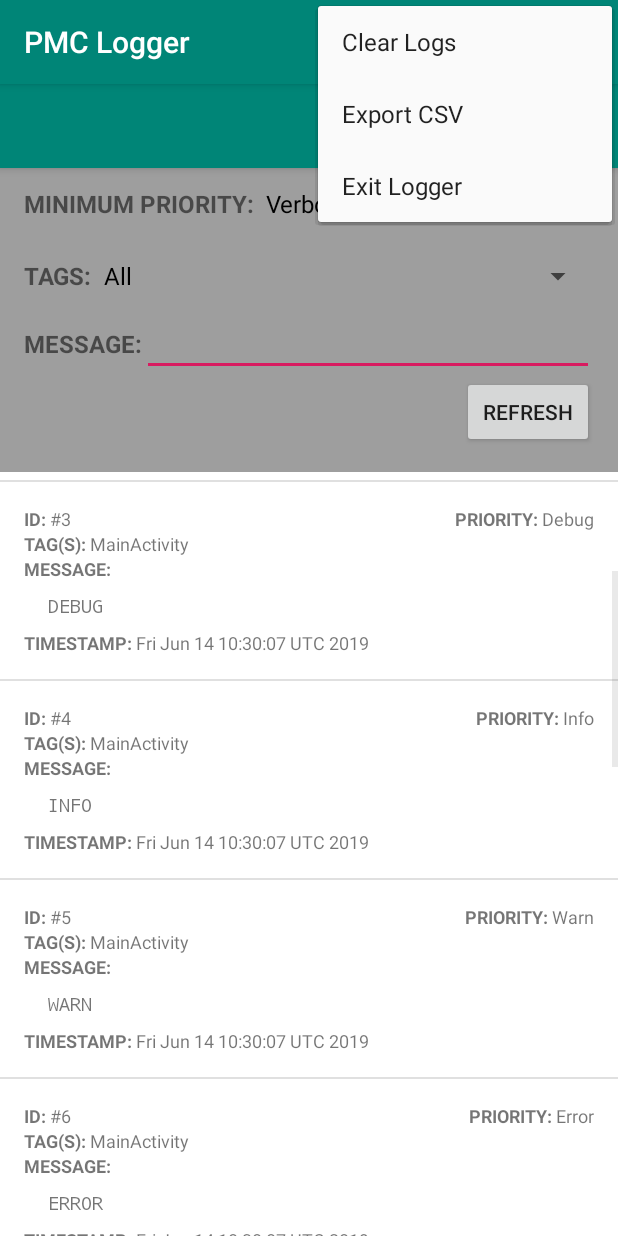
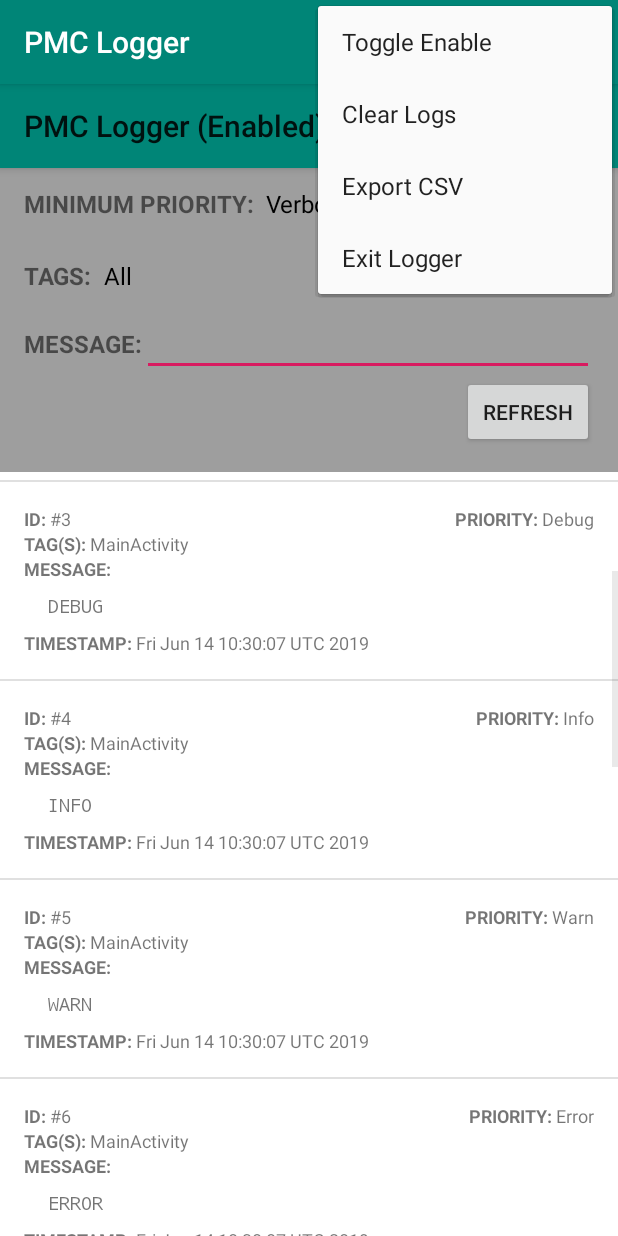
Before and after one commit to TheGabCode/pmc-android-logger, an Android app: the PMCLogActivity screen opened directly, with no data from a screen before it, with the options menu open, on a phone screen of 412 x 824 dp. Run offline under Robolectric (Android 15) with nearby library versions, the phone set to English and light mode, and no system bars; our stand-ins replace Room's generated code, data binding; libraries missing offline, so code that uses them is left out: com.afollestad.assent, com.codekidlabs.storagechooser, com.opencsv, dmax.dialog; 5 statements that could not run were skipped.

Commit message:
Enable toggling of logger

```diff
--- a/logger/src/main/java/com/paulmarkcastillo/androidlogger/PMCLogger.kt
+++ b/logger/src/main/java/com/paulmarkcastillo/androidlogger/PMCLogger.kt
@@ -182,7 +182,9 @@ class PMCLogger {
             return statusObservable
         }
 
-
+        fun toggleEnable() {
+            enabled = !enabled
+        }
         // Utilities
 
         fun getPriorityText(priority: Int): String {
--- a/logger/src/main/res/menu/menu.xml
+++ b/logger/src/main/res/menu/menu.xml
@@ -2,6 +2,11 @@
 <menu xmlns:android="http://schemas.android.com/apk/res/android"
     xmlns:app="http://schemas.android.com/apk/res-auto"
     xmlns:tools="http://schemas.android.com/tools">
+    <item
+            android:id="@+id/menu_toggle"
+            android:title="Toggle Enable"
+            app:showAsAction="never"
+            tools:ignore="HardcodedText" />
     <item
         android:id="@+id/menu_clear"
         android:title="Clear Logs"
```
Also changed, not shown: logger/src/main/java/com/paulmarkcastillo/androidlogger/PMCLogActivity.kt (+21 -0 lines).
